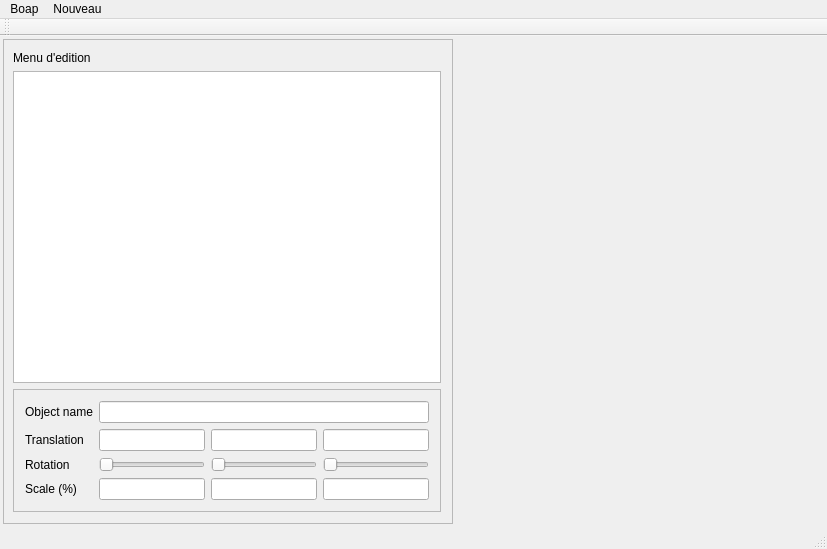
xaqq/scene-editor, file Infographie-TP1/mainwindow.ui: the form before one commit.
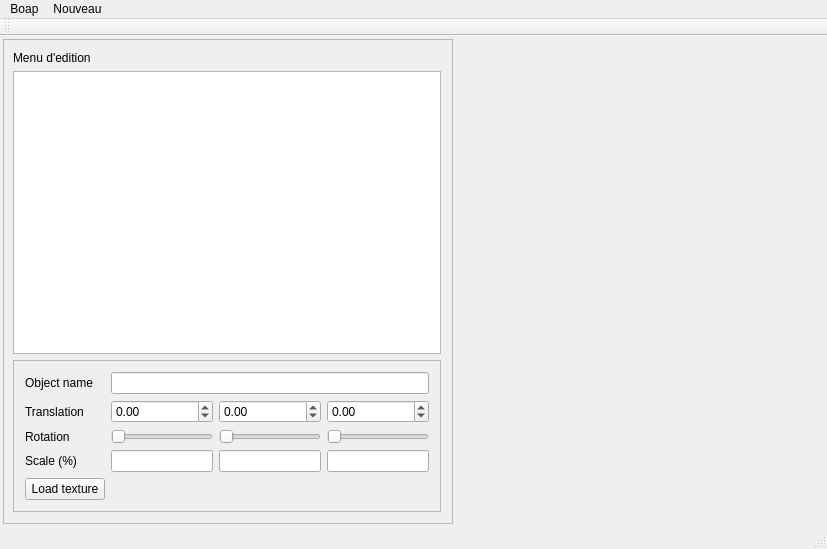
The form after the commit. Custom widgets are drawn as their Qt base class.

Commit message: Add texture loading. edit position input to spinbox

The edit to the form file:
```diff
--- a/Infographie-TP1/mainwindow.ui
+++ b/Infographie-TP1/mainwindow.ui
@@ -146,6 +146,19 @@
              <enum>QFrame::Raised</enum>
             </property>
             <layout class="QGridLayout" name="gridLayout">
+             <item row="1" column="2">
+              <widget class="QDoubleSpinBox" name="posYSpinBox">
+               <property name="minimum">
+                <double>-50000.000000000000000</double>
+               </property>
+               <property name="maximum">
+                <double>50000.000000000000000</double>
+               </property>
+               <property name="singleStep">
+                <double>0.250000000000000</double>
+               </property>
+              </widget>
+             </item>
              <item row="0" column="0">
               <widget class="QLabel" name="label_2">
                <property name="text">
@@ -153,14 +166,8 @@
                </property>
               </widget>
              </item>
-             <item row="0" column="1" colspan="3">
-              <widget class="QLineEdit" name="objectNameLineEdit"/>
-             </item>
-             <item row="1" column="1">
-              <widget class="QLineEdit" name="posXLineEdit"/>
-             </item>
-             <item row="1" column="2">
-              <widget class="QLineEdit" name="posYLineEdit"/>
+             <item row="5" column="2">
+              <widget class="QLineEdit" name="scaleYLineEdit"/>
              </item>
              <item row="1" column="0">
               <widget class="QLabel" name="label_3">
@@ -169,20 +176,40 @@
                </property>
               </widget>
              </item>
-             <item row="4" column="0">
+             <item row="5" column="0">
               <widget class="QLabel" name="label_5">
                <property name="text">
                 <string>Scale (%)</string>
                </property>
               </widget>
              </item>
+             <item row="4" column="3">
+              <widget class="QSlider" name="rotZSlider">
+               <property name="maximum">
+                <number>360</number>
+               </property>
+               <property name="orientation">
+                <enum>Qt::Horizontal</enum>
+               </property>
+              </widget>
+             </item>
              <item row="4" column="1">
+              <widget class="QSlider" name="rotXSlider">
+               <property name="maximum">
+                <number>360</number>
+               </property>
+               <property name="orientation">
+                <enum>Qt::Horizontal</enum>
+               </property>
+              </widget>
+             </item>
+             <item row="5" column="1">
               <widget class="QLineEdit" name="scaleXLineEdit"/>
              </item>
-             <item row="1" column="3">
-              <widget class="QLineEdit" name="posZLineEdit"/>
+             <item row="5" column="3">
+              <widget class="QLineEdit" name="scaleZLineEdit"/>
              </item>
-             <item row="3" column="0">
+             <item row="4" column="0">
               <widget class="QLabel" name="label_4">
                <property name="text">
                 <string>Rotation</string>
@@ -190,22 +217,6 @@
               </widget>
              </item>
              <item row="4" column="2">
-              <widget class="QLineEdit" name="scaleYLineEdit"/>
-             </item>
-             <item row="4" column="3">
-              <widget class="QLineEdit" name="scaleZLineEdit"/>
-             </item>
-             <item row="3" column="3">
-              <widget class="QSlider" name="rotZSlider">
-               <property name="maximum">
-                <number>360</number>
-               </property>
-               <property name="orientation">
-                <enum>Qt::Horizontal</enum>
-               </property>
-              </widget>
-             </item>
-             <item row="3" column="2">
               <widget class="QSlider" name="rotYSlider">
                <property name="maximum">
                 <number>360</number>
@@ -215,13 +226,39 @@
                </property>
               </widget>
              </item>
-             <item row="3" column="1">
-              <widget class="QSlider" name="rotXSlider">
+             <item row="0" column="1" colspan="3">
+              <widget class="QLineEdit" name="objectNameLineEdit"/>
+             </item>
+             <item row="6" column="0">
+              <widget class="QPushButton" name="loadTextureButton">
+               <property name="text">
+                <string>Load texture</string>
+               </property>
+              </widget>
+             </item>
+             <item row="1" column="1">
+              <widget class="QDoubleSpinBox" name="posXSpinBox">
+               <property name="minimum">
+                <double>-50000.000000000000000</double>
+               </property>
                <property name="maximum">
-                <number>360</number>
+                <double>50000.000000000000000</double>
                </property>
-               <property name="orientation">
-                <enum>Qt::Horizontal</enum>
+               <property name="singleStep">
+                <double>0.250000000000000</double>
+               </property>
+              </widget>
+             </item>
+             <item row="1" column="3">
+              <widget class="QDoubleSpinBox" name="posZSpinBox">
+               <property name="minimum">
+                <double>-50000.000000000000000</double>
+               </property>
+               <property name="maximum">
+                <double>50000.000000000000000</double>
+               </property>
+               <property name="singleStep">
+                <double>0.250000000000000</double>
                </property>
               </widget>
              </item>
```
Left out of the diff: 20 changed lines with no effect on the pictures. The commit also changes 6 other files.
